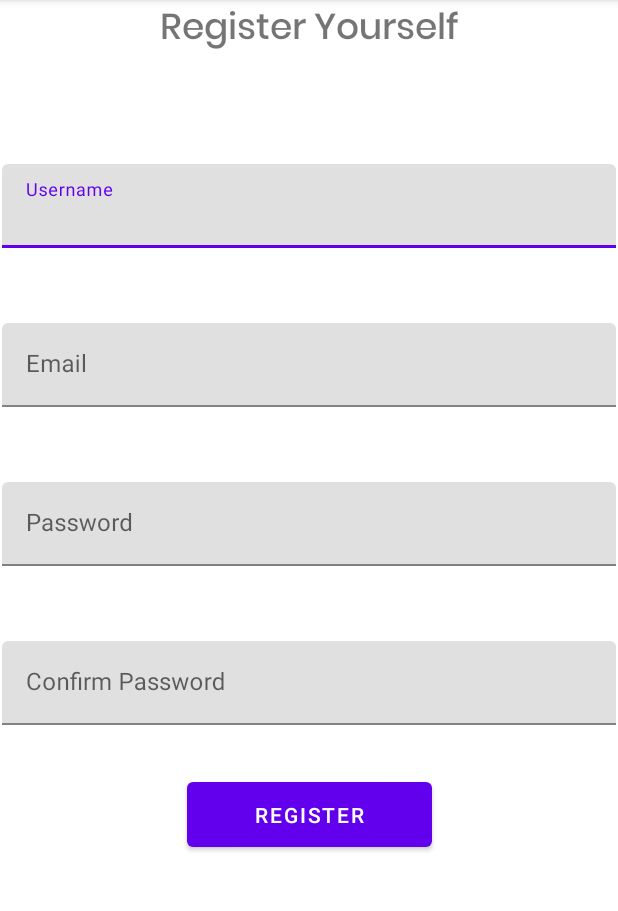
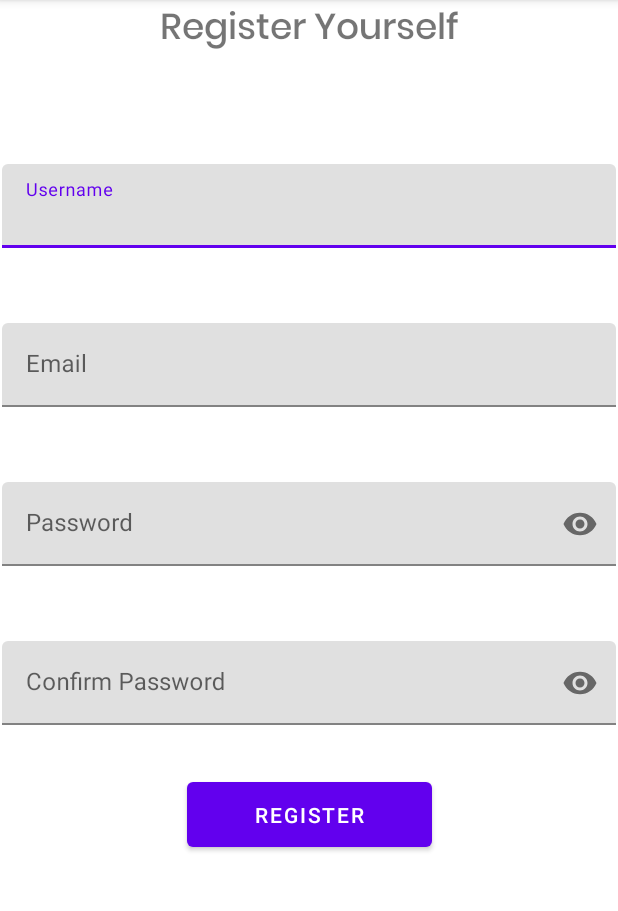
Before and after one commit to Stormbreaker0811/RemindMeMaps, an Android app: the screen it shows after launch (RegisterActivity), after a tap on "GET STARTED", on a phone screen of 412 x 824 dp, the part 84-995 px from its top. Run offline under Robolectric (Android 15) with nearby library versions, the phone set to English and light mode, and no system bars; our stand-ins replace Firebase (no records; nobody signed in at launch, a user with empty details on screens opened directly).

Commit message:
Added Login and register functionality(final)

```diff
--- a/app/src/main/java/com/example/remindmemaps/MainActivity.java
+++ b/app/src/main/java/com/example/remindmemaps/MainActivity.java
@@ -20,10 +20,12 @@ public class MainActivity extends AppCompatActivity {
         getStarted.setOnClickListener(view -> {
             Intent intent = new Intent(this,RegisterActivity.class);
             startActivity(intent);
+            finish();
         });
         login.setOnClickListener(view -> {
             Intent intent = new Intent(this,LoginActivity.class);
             startActivity(intent);
+            finish();
         });
     }
 }
--- a/app/src/main/res/layout/activity_register.xml
+++ b/app/src/main/res/layout/activity_register.xml
@@ -56,13 +56,15 @@
         android:layout_height="wrap_content"
         android:layout_marginTop="50dp"
         app:layout_constraintEnd_toEndOf="parent"
+        app:passwordToggleEnabled="true"
         app:layout_constraintStart_toStartOf="parent"
         app:layout_constraintTop_toBottomOf="@+id/email_register">
 
         <com.google.android.material.textfield.TextInputEditText
             android:layout_width="match_parent"
             android:layout_height="wrap_content"
-            android:hint="Password" />
+            android:hint="Password"
+            android:inputType="textPassword"/>
     </com.google.android.material.textfield.TextInputLayout>
 
     <com.google.android.material.textfield.TextInputLayout
@@ -70,6 +72,7 @@
         android:layout_width="409dp"
         android:layout_height="wrap_content"
         android:layout_marginTop="50dp"
+        app:passwordToggleEnabled="true"
         app:layout_constraintEnd_toEndOf="parent"
         app:layout_constraintStart_toStartOf="parent"
         app:layout_constraintTop_toBottomOf="@+id/password_register">
@@ -77,7 +80,8 @@
         <com.google.android.material.textfield.TextInputEditText
             android:layout_width="match_parent"
             android:layout_height="wrap_content"
-            android:hint="Confirm Password" />
+            android:hint="Confirm Password"
+            android:inputType="textPassword"/>
     </com.google.android.material.textfield.TextInputLayout>
 
     <Button
```
Also changed, not shown: app/src/main/java/com/example/remindmemaps/RegisterActivity.java (+74 -6 lines).
